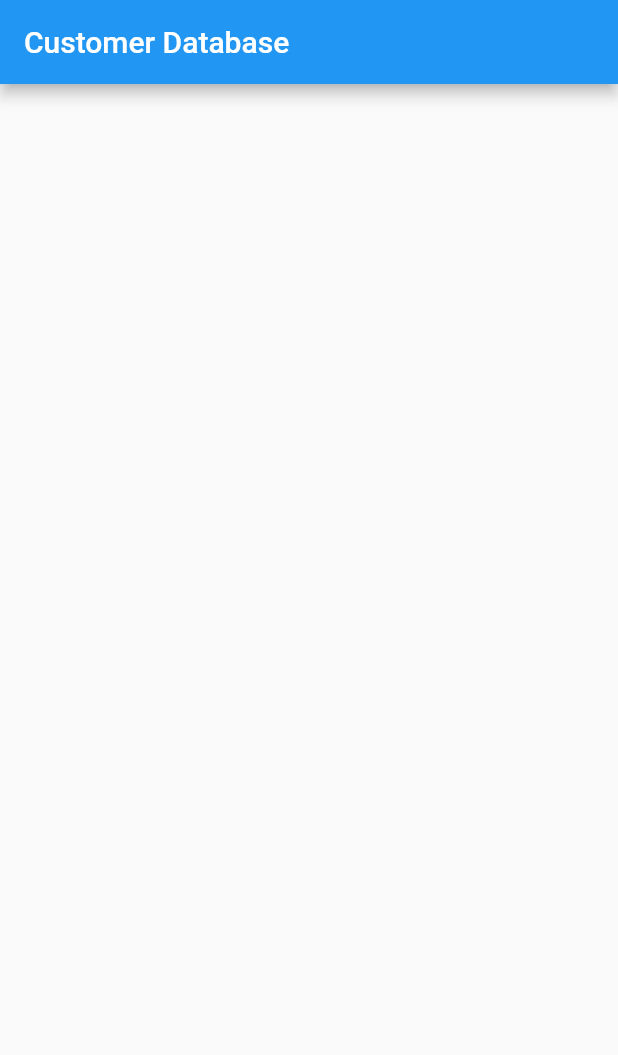
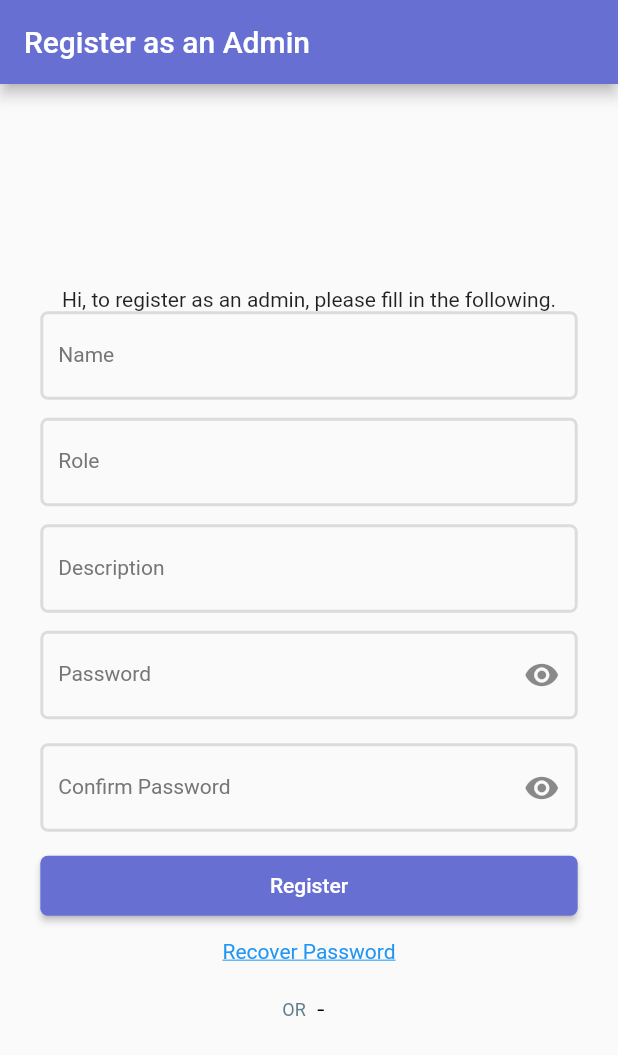
Before and after one commit to ikjot-2605/Customer-Database, a Flutter app: the screen it shows after launch, on a phone screen of 412 x 824 dp. Shown: the top 1055 px of the screen. Run offline on Flutter 3.47's test engine with Material 2 defaults, Android fonts, the phone set to English and light mode, and no system bars; our stand-ins replace flushbar, shared_preferences.

Commit message:
added register/login page basic layout and working- some issue in sh-pr

```diff
--- a/lib/main.dart
+++ b/lib/main.dart
@@ -1,4 +1,7 @@
+import 'package:customer_database/presentation/admin_login_page.dart';
+import 'package:customer_database/presentation/admin_register_page.dart';
 import 'package:flutter/material.dart';
+import 'package:shared_preferences/shared_preferences.dart';
 
 void main() {
   runApp(MyApp());
@@ -38,10 +41,43 @@ class MyHomePage extends StatefulWidget {
 }
 
 class _MyHomePageState extends State<MyHomePage> {
+  Future<String> futureName;
+  Future<String> fetchDetailsAdmin() async {
+    SharedPreferences prefs = await SharedPreferences.getInstance();
+    String name = prefs.getString('admin_name');
+    return name;
+  }
+
+  void setDetailsAdmin(
+      String name, String password, String role, String description) async {
+    SharedPreferences prefs = await SharedPreferences.getInstance();
+    String name = prefs.getString('admin_name');
+    await prefs.setString('admin_name', name);
+    await prefs.setString('admin_password', password);
+    await prefs.setString('admin_role', role);
+    await prefs.setString('admin_description', description);
+  }
+
   @override
   Widget build(BuildContext context) {
-    return Scaffold(
-      appBar: AppBar(title: Text('Customer Database')),
+    return FutureBuilder<String>(
+      future: fetchDetailsAdmin(),
+      builder: (BuildContext context, AsyncSnapshot<String> snapshot) {
+        print(snapshot);
+        if (snapshot.connectionState == ConnectionState.waiting) {
+          return Scaffold(body: Center(child: CircularProgressIndicator()));
+        } else if (snapshot.hasData) {
+          if (snapshot.data == null) {
+            return AdminRegisterPage();
+          } else {
+            return AdminLoginPage();
+          }
+        } else if (snapshot.hasError) {
+          return AdminRegisterPage();
+        } else if (snapshot.data == null) {
+          return AdminRegisterPage();
+        }
+      },
     );
   }
 }
--- /dev/null
+++ b/lib/model/Admin.dart
@@ -0,0 +1,7 @@
+class Admin {
+  String name;
+  String description;
+  String role;
+  String password;
+  Admin({this.name, this.description, this.role,this.password});
+}
--- /dev/null
+++ b/lib/presentation/admin_register_page.dart
@@ -0,0 +1,398 @@
+import 'package:customer_database/presentation/admin_login_page.dart';
+import 'package:flushbar/flushbar.dart';
+import 'package:flutter/material.dart';
+import 'package:shared_preferences/shared_preferences.dart';
+
+class AdminRegisterPage extends StatefulWidget {
+  @override
+  _AdminRegisterPageState createState() => _AdminRegisterPageState();
+}
+
+class _AdminRegisterPageState extends State<AdminRegisterPage> {
+  final _nameController = TextEditingController();
+  final _passwordController = TextEditingController();
+  final _roleController = TextEditingController();
+  final _descriptionController = TextEditingController();
+  final _confirmPasswordController = TextEditingController();
+  void setDetailsAdmin(
+      String name, String role, String description, String password) async {
+    SharedPreferences prefs = await SharedPreferences.getInstance();
+    String name = prefs.getString('admin_name');
+    await prefs.setString('admin_name', name);
+    await prefs.setString('admin_password', password);
+    await prefs.setString('admin_role', role);
+    await prefs.setString('admin_description', description);
+    Navigator.push(
+        context, MaterialPageRoute(builder: (context) => AdminLoginPage()));
+  }
+
+  _removeKeyboard(BuildContext context) {
+    FocusScopeNode currentFocus = FocusScope.of(context);
+
+    if (!currentFocus.hasPrimaryFocus) {
+      currentFocus.unfocus();
+    }
+  }
+
+  Color kBlue = Color(0xFF6770D2);
+  final _formKey = GlobalKey<FormState>();
+  bool _autovalidate = false;
+  bool obscure = true;
+  @override
+  Widget build(BuildContext context) {
+    return Scaffold(
+      appBar: AppBar(
+        title: Text('Register as an Admin'),
+        backgroundColor: kBlue,
+        automaticallyImplyLeading: false,
+      ),
+      body: Form(
+        // ignore: deprecated_member_use
+        autovalidate: _autovalidate,
+        key: _formKey,
+        child: Column(
+          mainAxisAlignment: MainAxisAlignment.center,
+          children: <Widget>[
+            Text('Hi, to register as an admin, please fill in the following.'),
+            Container(
+              width: MediaQuery.of(context).size.width / 1.15,
+              child: TextFormField(
+                controller: _nameController,
+                validator: (value) {
+                  if (value.isEmpty) {
+                    _autovalidate = true;
+                    return 'This field cannot be empty';
+                  }
+                  return null;
+                },
+                decoration: InputDecoration(
+                  focusedErrorBorder: OutlineInputBorder(
+                    borderRadius: BorderRadius.circular(5.0),
+                    borderSide: BorderSide(color: Colors.red),
+                  ),
+                  errorBorder: OutlineInputBorder(
+                    borderRadius: BorderRadius.circular(5.0),
+                    borderSide: BorderSide(
+                      color: Colors.red,
+                    ),
+                  ),
+                  focusedBorder: OutlineInputBorder(
+                    borderRadius: BorderRadius.circular(5.0),
+                    borderSide: BorderSide(
+                      color: kBlue,
+                    ),
+                  ),
+                  enabledBorder: OutlineInputBorder(
+                    borderRadius: BorderRadius.circular(5.0),
+                    borderSide: BorderSide(
+                      color: Theme.of(context).brightness == Brightness.dark
+                          ? Colors.grey[500]
+                          : Color(0xffDCDCDC),
+                      width: 2,
+                    ),
+                  ),
+                  labelText: 'Name',
+                  labelStyle: TextStyle(
+                      color: Theme.of(context).brightness == Brightness.dark
+                          ? Colors.white
+                          : Color(0xFF767676),
+                      fontSize: 14),
+                ),
+                autocorrect: false,
+              ),
+            ),
+            const SizedBox(height: 12),
+            Container(
+              width: MediaQuery.of(context).size.width / 1.15,
+              child: TextFormField(
+                controller: _roleController,
+                validator: (value) {
+                  if (value.isEmpty) {
+                    _autovalidate = true;
+                    return 'This field cannot be empty';
+                  }
+                  return null;
+                },
+                decoration: InputDecoration(
+                  focusedErrorBorder: OutlineInputBorder(
+                    borderRadius: BorderRadius.circular(5.0),
+                    borderSide: BorderSide(color: Colors.red),
+                  ),
+                  errorBorder: OutlineInputBorder(
+                    borderRadius: BorderRadius.circular(5.0),
+                    borderSide: BorderSide(
+                      color: Colors.red,
+                    ),
+                  ),
+                  focusedBorder: OutlineInputBorder(
+                    borderRadius: BorderRadius.circular(5.0),
+                    borderSide: BorderSide(
+                      color: kBlue,
+                    ),
+                  ),
+                  enabledBorder: OutlineInputBorder(
+                    borderRadius: BorderRadius.circular(5.0),
+                    borderSide: BorderSide(
+                      color: Theme.of(context).brightness == Brightness.dark
+                          ? Colors.grey[500]
+                          : Color(0xffDCDCDC),
+                      width: 2,
+                    ),
+                  ),
+                  labelText: 'Role',
+                  labelStyle: TextStyle(
+                      color: Theme.of(context).brightness == Brightness.dark
+                          ? Colors.white
+                          : Color(0xFF767676),
+                      fontSize: 14),
+                ),
+                autocorrect: false,
+              ),
+            ),
+            const SizedBox(height: 12),
+            Container(
+              width: MediaQuery.of(context).size.width / 1.15,
+              child: TextFormField(
+                controller: _descriptionController,
+                validator: (value) {
+                  if (value.isEmpty) {
+                    _autovalidate = true;
+                    return 'This field cannot be empty';
+                  }
+                  return null;
+                },
+                decoration: InputDecoration(
+                  focusedErrorBorder: OutlineInputBorder(
+                    borderRadius: BorderRadius.circular(5.0),
+                    borderSide: BorderSide(color: Colors.red),
+                  ),
+                  errorBorder: OutlineInputBorder(
+                    borderRadius: BorderRadius.circular(5.0),
+                    borderSide: BorderSide(
+                      color: Colors.red,
+                    ),
+                  ),
+                  focusedBorder: OutlineInputBorder(
+                    borderRadius: BorderRadius.circular(5.0),
+                    borderSide: BorderSide(
+                      color: kBlue,
+                    ),
+                  ),
+                  enabledBorder: OutlineInputBorder(
+                    borderRadius: BorderRadius.circular(5.0),
+                    borderSide: BorderSide(
+                      color: Theme.of(context).brightness == Brightness.dark
+                          ? Colors.grey[500]
+                          : Color(0xffDCDCDC),
+                      width: 2,
+                    ),
+                  ),
+                  labelText: 'Description',
+                  labelStyle: TextStyle(
+                      color: Theme.of(context).brightness == Brightness.dark
+                          ? Colors.white
+                          : Color(0xFF767676),
+                      fontSize: 14),
+                ),
+                autocorrect: false,
+              ),
+            ),
+            const SizedBox(height: 12),
+            Container(
+              width: MediaQuery.of(context).size.width / 1.15,
+              child: TextFormField(
+                controller: _passwordController,
+                obscureText: obscure,
+                validator: (value) {
+                  _autovalidate = true;
+                  if (value.isEmpty) {
+                    return 'This field cannot be empty';
+                  }
+                  return null;
+                },
+                // controller: passwordController,
+                decoration: InputDecoration(
+                  focusedErrorBorder: OutlineInputBorder(
+                    borderRadius: BorderRadius.circular(5.0),
+                    borderSide: BorderSide(color: Colors.red),
+                  ),
+                  errorBorder: OutlineInputBorder(
+                    borderRadius: BorderRadius.circular(5.0),
+                    borderSide: BorderSide(
+                      color: Colors.red,
+                    ),
+                  ),
+                  focusedBorder: OutlineInputBorder(
+                    borderRadius: BorderRadius.circular(5.0),
+                    borderSide: BorderSide(
+                      color: kBlue,
+                    ),
+                  ),
+                  enabledBorder: OutlineInputBorder(
+                    borderRadius: BorderRadius.circular(5.0),
+                    borderSide: BorderSide(
+                      color: Theme.of(context).brightness == Brightness.dark
+                          ? Colors.grey[500]
+                          : Color(0xffDCDCDC),
+                      width: 2,
+                    ),
+                  ),
+                  labelStyle: TextStyle(
+                      color: Theme.of(context).brightness == Brightness.dark
+                          ? Colors.white
+                          : Color(0xFF767676),
+                      fontSize: 14),
+                  labelText: 'Password',
+                  suffixIcon: IconButton(
+                    icon: Icon(Icons.visibility),
+                    padding: EdgeInsets.all(0),
+                    onPressed: () {
+                      setState(() {
+                        obscure = !obscure;
+                      });
+                    },
+                  ),
+                ),
+                autocorrect: false,
+              ),
+            ),
+            const SizedBox(height: 16),
+            Container(
+              width: MediaQuery.of(context).size.width / 1.15,
+              child: TextFormField(
+                controller: _confirmPasswordController,
+                obscureText: obscure,
+                validator: (value) {
+                  _autovalidate = true;
+                  if (value.isEmpty) {
+                    return 'This field cannot be empty';
+                  }
+                  return null;
+                },
+                // controller: passwordController,
+                decoration: InputDecoration(
+                  focusedErrorBorder: OutlineInputBorder(
+                    borderRadius: BorderRadius.circular(5.0),
+                    borderSide: BorderSide(color: Colors.red),
+                  ),
+                  errorBorder: OutlineInputBorder(
+                    borderRadius: BorderRadius.circular(5.0),
+                    borderSide: BorderSide(
+                      color: Colors.red,
+                    ),
+                  ),
+                  focusedBorder: OutlineInputBorder(
+                    borderRadius: BorderRadius.circular(5.0),
+                    borderSide: BorderSide(
+                      color: kBlue,
+                    ),
+                  ),
+                  enabledBorder: OutlineInputBorder(
+                    borderRadius: BorderRadius.circular(5.0),
+                    borderSide: BorderSide(
+                      color: Theme.of(context).brightness == Brightness.dark
+                          ? Colors.grey[500]
+                          : Color(0xffDCDCDC),
+                      width: 2,
+                    ),
+                  ),
+                  labelStyle: TextStyle(
+                      color: Theme.of(context).brightness == Brightness.dark
+                          ? Colors.white
+                          : Color(0xFF767676),
+                      fontSize: 14),
+                  labelText: 'Confirm Password',
+                  suffixIcon: IconButton(
+                    icon: Icon(Icons.visibility),
+                    padding: EdgeInsets.all(0),
+                    onPressed: () {
+                      setState(() {
+                        obscure = !obscure;
+                      });
+                    },
+                  ),
+                ),
+                autocorrect: false,
+              ),
+            ),
+            const SizedBox(height: 16),
+            Container(
+              height: 40,
+              width: MediaQuery.of(context).size.width / 1.15,
+              child: RaisedButton(
+                shape: RoundedRectangleBorder(
+                    borderRadius: BorderRadius.all(Radius.circular(5.0))),
+                textColor: Colors.white,
+                child: Text("Register"),
+                onPressed: () {
+                  if (_formKey.currentState.validate()) {
+                    _removeKeyboard(context);
+                    if (_passwordController.text ==
+                        _confirmPasswordController.text) {
+                      setDetailsAdmin(
+                          _nameController.text,
+                          _roleController.text,
+                          _descriptionController.text,
+                          _passwordController.text);
+                    } else {
+                      Flushbar(
+                        title: "Password Issue",
+                        message:
+                            "Please Ensure Your Password and Confirmed Password are the same.",
+                        duration: Duration(seconds: 3),
+                      )..show(context);
+                    }
+                  }
+                },
+                color: kBlue,
+              ),
+            ),
+            const SizedBox(height: 16),
+            Row(
+              mainAxisAlignment: MainAxisAlignment.center,
+              children: [
+                InkWell(
+                  child: Text(
+                    'Recover Password',
+                    style: TextStyle(
+                      color: Colors.blue[500],
+                      decoration: TextDecoration.underline,
+                    ),
+                  ),
+                  onTap: () {},
+                ),
+              ],
+            ),
+            const SizedBox(height: 24),
+            Row(
+              mainAxisAlignment: MainAxisAlignment.center,
+              children: <Widget>[
+                Text(
+                  "OR",
+                  style: TextStyle(
+                      fontSize: 12,
+                      color: Theme.of(context).brightness == Brightness.dark
+                          ? Colors.white
+                          : Colors.blueGrey),
+                ),
+                horizontalLine(context)
+              ],
+            ),
+            const SizedBox(height: 8),
+          ],
+        ),
+      ),
+    );
+  }
+
+  Widget horizontalLine(BuildContext context) => Padding(
+        padding: EdgeInsets.symmetric(horizontal: 8),
+        child: Container(
+          width: 4,
+          height: 1,
+          color: Theme.of(context).brightness == Brightness.dark
+              ? Colors.white
+              : Colors.black12.withOpacity(1),
+        ),
+      );
+}
--- a/pubspec.yaml
+++ b/pubspec.yaml
@@ -28,6 +28,8 @@ dependencies:
   # The following adds the Cupertino Icons font to your application.
   # Use with the CupertinoIcons class for iOS style icons.
   cupertino_icons: ^1.0.0
+  shared_preferences: ^0.5.12
+  flushbar: ^1.10.4
 
 dev_dependencies:
   flutter_test:
```
Also changed, not shown: lib/presentation/admin_login_page.dart (added, +193 -0 lines), pubspec.lock.
